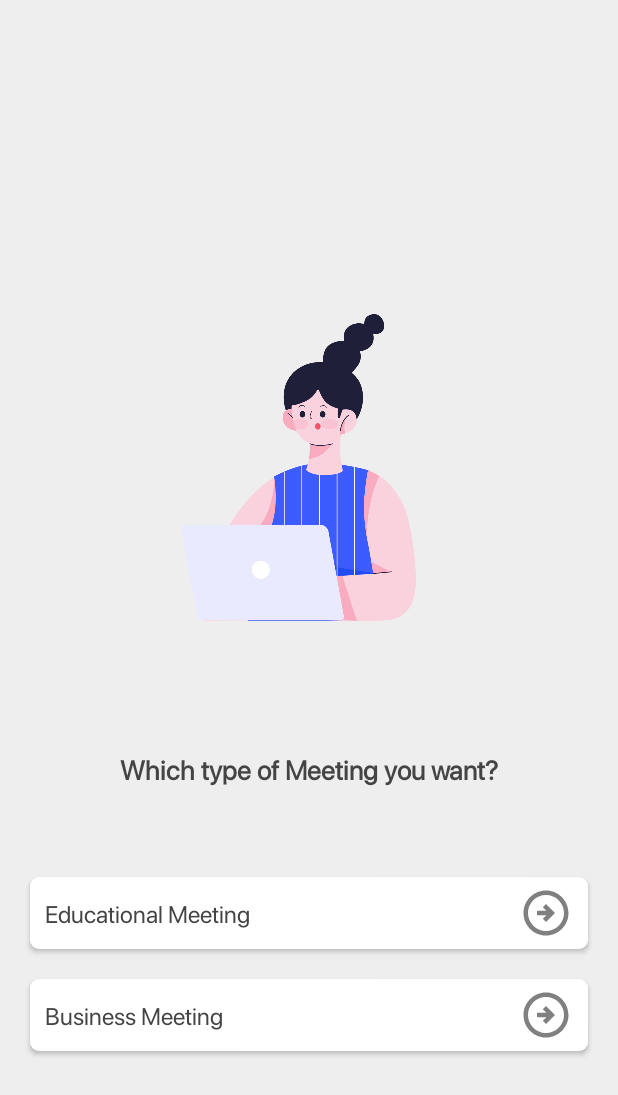
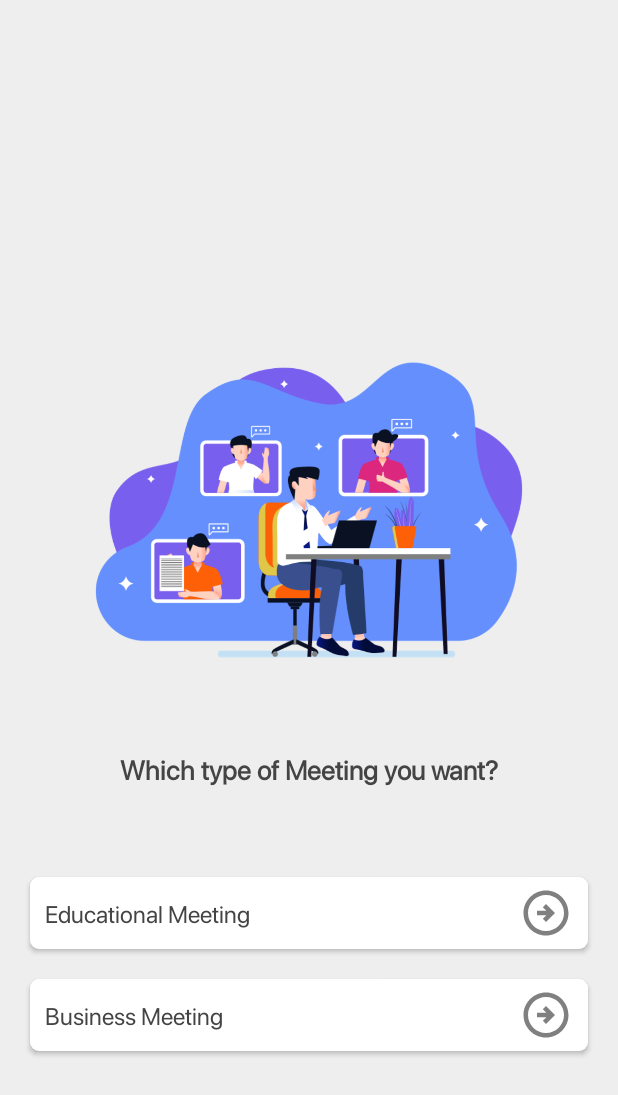
Before and after one commit to uxlabspk/Cloud-Meeting, an Android app: the screen it shows after launch (MeetingType), on a phone screen of 412 x 824 dp. Shown: the top 1095 px of the screen. Run offline under Robolectric (Android 15) with nearby library versions, the light colour scheme and no system bars.

Commit message:
changing some ui style

```diff
--- a/app/src/main/res/layout/activity_meeting_type.xml
+++ b/app/src/main/res/layout/activity_meeting_type.xml
@@ -10,20 +10,19 @@
     <ImageView
         android:id="@+id/appLogo"
         android:layout_width="wrap_content"
-        android:layout_height="wrap_content"
-        android:src="@drawable/ic_meeting_types"
+        android:layout_height="320dp"
+        android:contentDescription="app logo"
+        android:src="@drawable/meeting_illustration"
         android:layout_marginTop="180dp"
         app:layout_constraintEnd_toEndOf="parent"
         app:layout_constraintStart_toStartOf="parent"
-        app:layout_constraintTop_toTopOf="parent"
-        android:contentDescription="app logo"
-        />
+        app:layout_constraintTop_toTopOf="parent" />
 
     <TextView
         android:id="@+id/textView"
         android:layout_width="wrap_content"
         android:layout_height="wrap_content"
-        android:layout_marginTop="60dp"
+        android:layout_marginTop="0dp"
         android:textColor="@color/txt_color"
         android:text="Which type of Meeting you want?"
         android:textFontWeight="900"
```
Also changed, not shown: app/src/main/res/drawable-hdpi/meeting_illustration.png (added), app/src/main/res/drawable-mdpi/meeting_illustration.png (added), app/src/main/res/drawable-xhdpi/meeting_illustration.png (added), app/src/main/res/drawable-xxhdpi/meeting_illustration.png (added), app/src/main/res/drawable-xxxhdpi/meeting_illustration.png (added).
